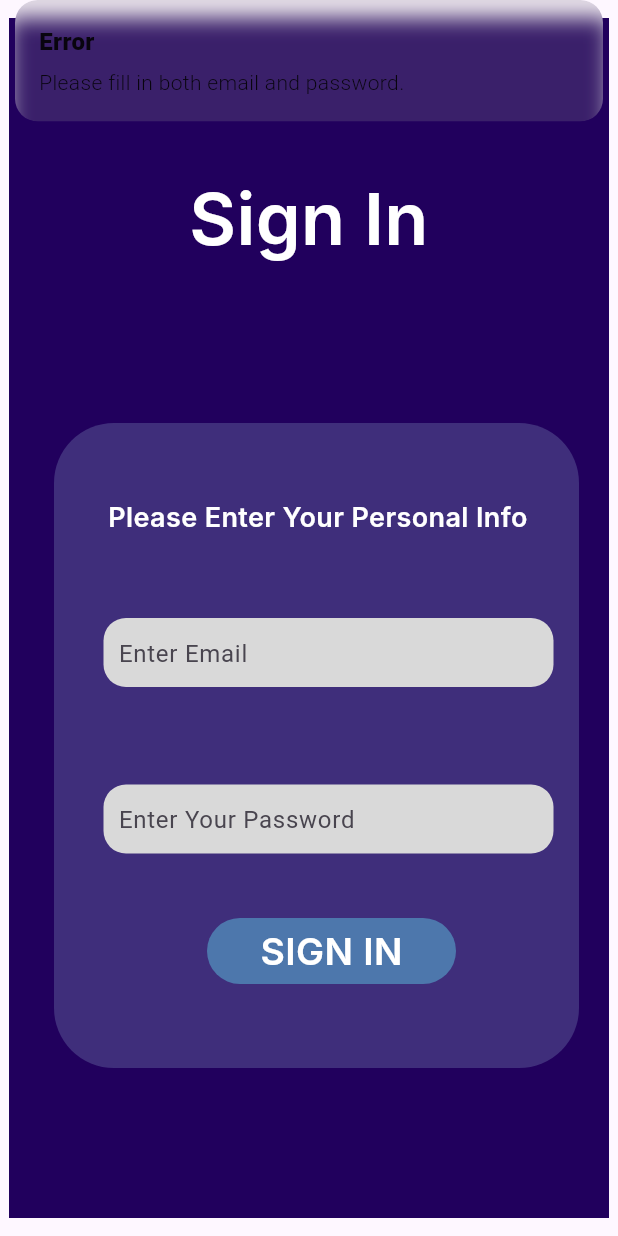
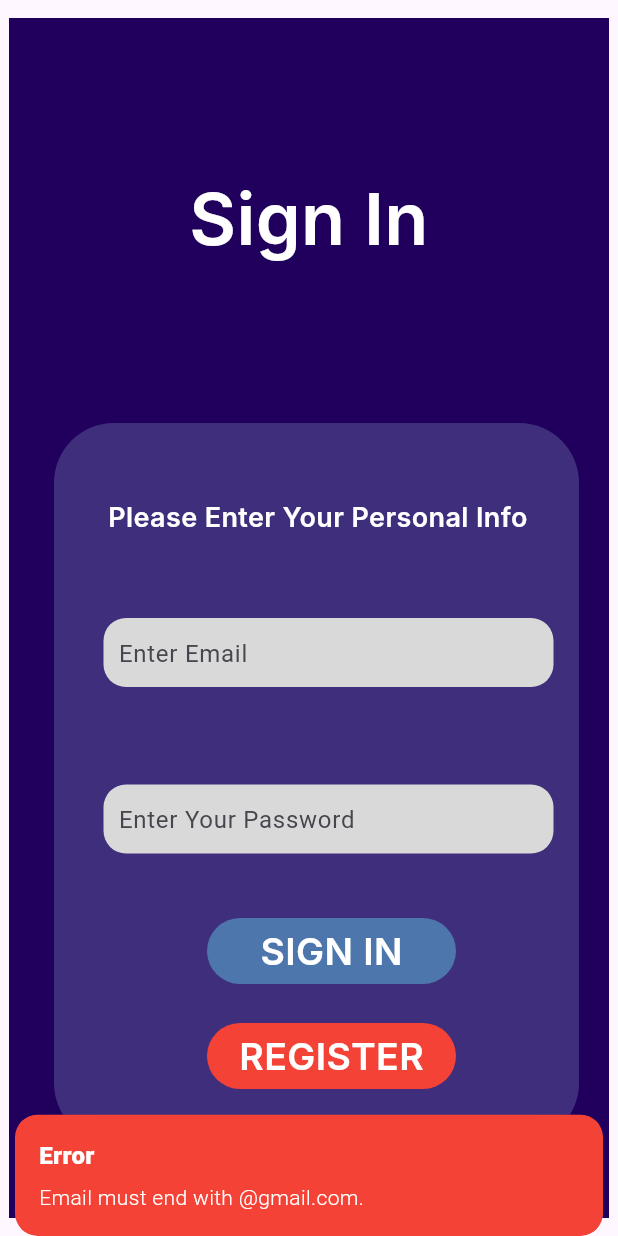
Before and after one commit to Andung-blog/Mobile-Assigment4, a Flutter app: the LoginView screen opened by its route, after a tap on "SIGN IN", on a phone screen of 412 x 824 dp. Run offline on Flutter 3.47's test engine with Material 3 defaults, Android fonts, the phone set to English and light mode, and no system bars; our stand-ins replace get, permission_handler, speech_to_text; Roboto replaces fonts that are missing (Inter).

Commit message:
Assignment 6

```diff
--- a/lib/app/modules/login/controllers/login_controller.dart
+++ b/lib/app/modules/login/controllers/login_controller.dart
@@ -1,8 +1,12 @@
+import 'package:flutter/material.dart';
 import 'package:get/get.dart';
+import 'package:myapp/app/modules/register/bindings/register_binding.dart';
+import 'package:myapp/app/modules/register/views/register_view.dart';
 import 'package:myapp/app/modules/admin/bindings/admin_binding.dart';
 import 'package:myapp/app/modules/admin/views/admin_view.dart';
 import 'package:myapp/app/modules/home/bindings/home_binding.dart';
 import 'package:myapp/app/modules/home/views/home_view.dart';
+import 'package:myapp/app/modules/register/controllers/register_controller.dart'; // Import RegisterController
 
 class LoginController extends GetxController {
   var email = ''.obs;
@@ -11,9 +15,54 @@ class LoginController extends GetxController {
 
   // Validation logic for inputs
   bool validateForm() {
-    if (email.isEmpty || password.isEmpty) {
+    // Validate email
+    if (!email.value.endsWith('@gmail.com')) {
+      Get.snackbar(
+        "Error",
+        "Email must end with @gmail.com.",
+        snackPosition: SnackPosition.BOTTOM,
+        backgroundColor: Colors.red,
+        colorText: Colors.white,
+      );
       return false;
     }
+
+    // Validate email and password are not empty
+    if (email.isEmpty || password.isEmpty) {
+      Get.snackbar(
+        "Error",
+        "Please fill in both email and password.",
+        snackPosition: SnackPosition.BOTTOM,
+        backgroundColor: Colors.red,
+        colorText: Colors.white,
+      );
+      return false;
+    }
+
+    // Validate if user is registered
+    if (!RegisterController.registeredUsers.containsKey(email.value)) {
+      Get.snackbar(
+        "Error",
+        "Email is not registered.",
+        snackPosition: SnackPosition.BOTTOM,
+        backgroundColor: Colors.red,
+        colorText: Colors.white,
+      );
+      return false;
+    }
+
+    // Validate password match
+    if (RegisterController.registeredUsers[email.value] != password.value) {
+      Get.snackbar(
+        "Error",
+        "Incorrect password.",
+        snackPosition: SnackPosition.BOTTOM,
+        backgroundColor: Colors.red,
+        colorText: Colors.white,
+      );
+      return false;
+    }
+
     return true;
   }
 
@@ -35,8 +84,20 @@ class LoginController extends GetxController {
         Get.snackbar("Success", "Welcome Client!");
         Get.to(() => const HomeView(), binding: HomeBinding()); // Navigate to Client Home
       }
-    } else {
-      Get.snackbar("Error", "Please fill in both email and password.");
     }
   }
+
+  // Function to navigate to Register Page
+  void goToRegister() {
+    Get.snackbar(
+      "Warning",
+      "You don't have an account. Redirecting to Register Page.",
+      snackPosition: SnackPosition.BOTTOM,
+      backgroundColor: Colors.red,
+      colorText: Colors.white,
+    );
+    Future.delayed(const Duration(seconds: 1), () {
+      Get.to(() => const RegisterView(), binding: RegisterBinding());
+    });
+  }
 }
--- a/lib/app/modules/login/views/login_view.dart
+++ b/lib/app/modules/login/views/login_view.dart
@@ -46,7 +46,7 @@ class LoginView extends StatelessWidget {
                       top: 270,
                       child: Container(
                         width: 350,
-                        height: 430,
+                        height: 480,
                         decoration: BoxDecoration(
                           color: const Color(0xFF3F2E7B),
                           borderRadius: BorderRadius.circular(40),
@@ -121,6 +121,34 @@ class LoginView extends StatelessWidget {
                         ),
                       ),
                     ),
+
+                    // Register Button
+                    Positioned(
+                      left: 132,
+                      top: 670,
+                      child: GestureDetector(
+                        onTap: controller.goToRegister, // Fungsi navigasi ke halaman Register
+                        child: Container(
+                          width: 166,
+                          height: 44,
+                          decoration: BoxDecoration(
+                            color: Colors.red, // Warna tombol Register
+                            borderRadius: BorderRadius.circular(25),
+                          ),
+                          child: const Center(
+                            child: Text(
+                              'REGISTER',
+                              style: TextStyle(
+                                color: Colors.white,
+                                fontSize: 25,
+                                fontFamily: 'Inter',
+                                fontWeight: FontWeight.w600,
+                              ),
+                            ),
+                          ),
+                        ),
+                      ),
+                    ),
                   ],
                 ),
               ),
--- a/lib/app/modules/register/controllers/register_controller.dart
+++ b/lib/app/modules/register/controllers/register_controller.dart
@@ -10,24 +10,43 @@ class RegisterController extends GetxController {
   var confirmPassword = ''.obs;
   var role = 'client'.obs; // Default role is 'client'
 
+  // Simulate a database using a static Map
+  static final registeredUsers = <String, String>{};
+
   // Validation logic for inputs
   bool validateForm() {
-    if (email.isEmpty || phone.isEmpty || password.isEmpty || confirmPassword.isEmpty) {
-      return false; // Example validation logic
+    // Validate email
+    if (!email.value.endsWith('@gmail.com')) {
+      Get.snackbar("Error", "Email must end with @gmail.com.");
+      return false;
     }
-    if (password != confirmPassword) {
-      return false; // Password mismatch check
+
+    // Validate phone number
+    if (!RegExp(r"^(?:\+62|08)\d{10}$").hasMatch(phone.value)) {
+      Get.snackbar("Error", "Phone number must start with +62 or 08 and contain 12 digits.");
+      return false;
     }
+
+    // Validate password and confirm password
+    if (password.isEmpty || confirmPassword.isEmpty) {
+      Get.snackbar("Error", "Password fields cannot be empty.");
+      return false;
+    }
+    if (password.value != confirmPassword.value) {
+      Get.snackbar("Error", "Passwords do not match.");
+      return false;
+    }
+
     return true;
   }
 
   // A function to handle the sign-up action
   void signUp() {
     if (validateForm()) {
+      // Save email and password to the registered users map
+      registeredUsers[email.value] = password.value;
       Get.snackbar("Success", "Registered as ${role.value.toUpperCase()}!");
       Get.to(() => const LoginView(), binding: LoginBinding()); // Navigate to LoginView
-    } else {
-      Get.snackbar("Error", "Please check your inputs.");
     }
   }
 
```
Also changed, not shown: lib/app/modules/admin/views/admin_view.dart (+10 -15 lines), lib/app/modules/detail_unsur/hidrogen/controllers/hidrogen_controller.dart (+21 -0 lines), lib/app/modules/detail_unsur/hidrogen/views/hidrogen_view.dart (+106 -31 lines), lib/app/modules/home/views/home_view.dart (+38 -29 lines), lib/app/routes/app_pages.dart (+13 -11 lines).
